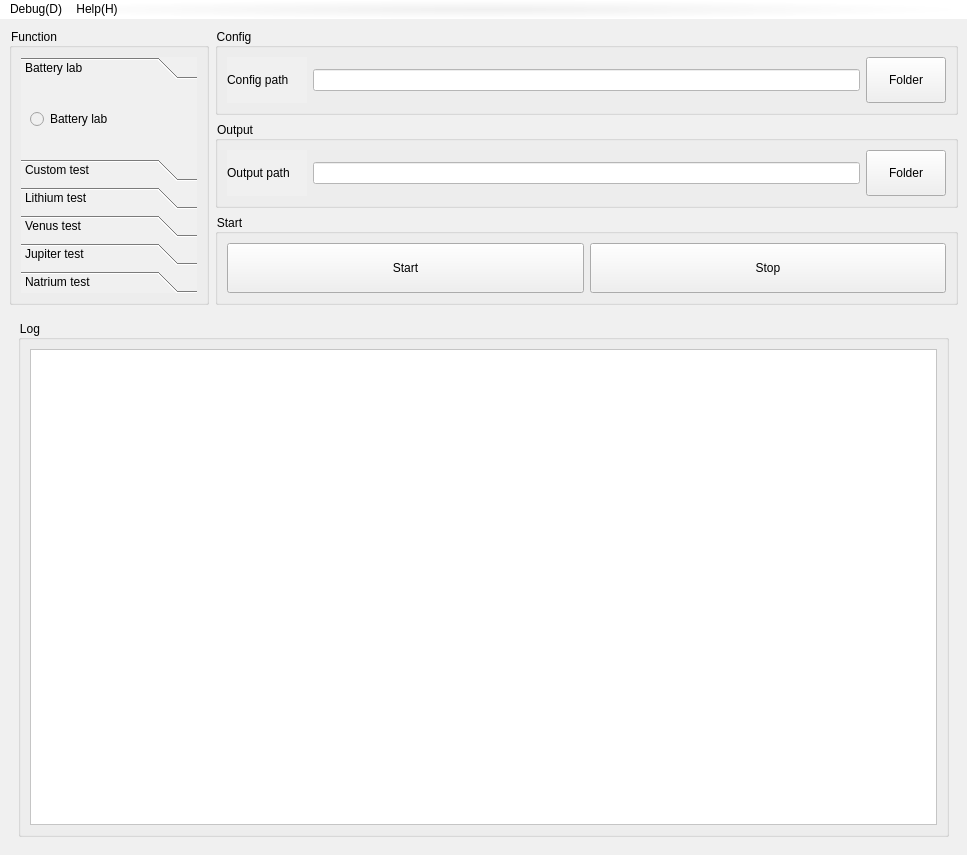
wangwencd/chip-test, file ui/ui_mainwindow.ui: the form before one commit.
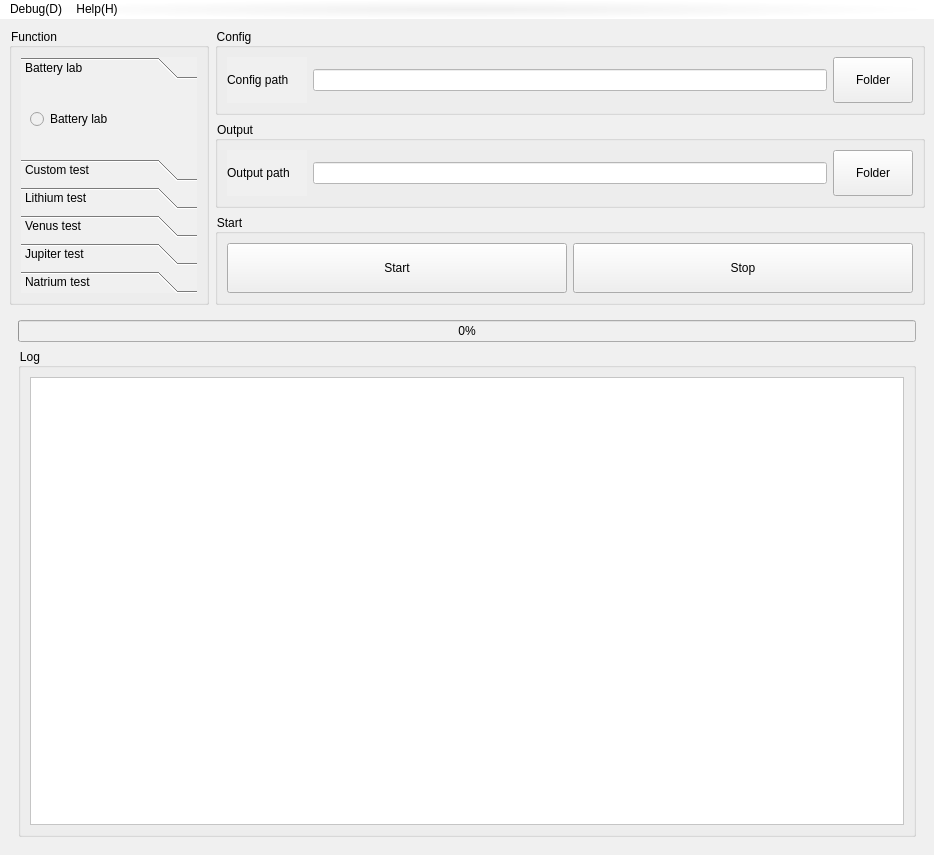
The form after the commit.

The edit to the form file:
```diff
--- a/ui/ui_mainwindow.ui
+++ b/ui/ui_mainwindow.ui
@@ -6,7 +6,7 @@
    <rect>
     <x>0</x>
     <y>0</y>
-    <width>967</width>
+    <width>934</width>
     <height>855</height>
    </rect>
   </property>
@@ -529,6 +529,16 @@
          </layout>
         </widget>
        </item>
+       <item row="0" column="0">
+        <widget class="QProgressBar" name="progressBar_item">
+         <property name="value">
+          <number>0</number>
+         </property>
+         <property name="alignment">
+          <set>Qt::AlignCenter</set>
+         </property>
+        </widget>
+       </item>
       </layout>
      </widget>
     </item>
@@ -539,7 +549,7 @@
     <rect>
      <x>0</x>
      <y>0</y>
-     <width>967</width>
+     <width>934</width>
      <height>23</height>
     </rect>
    </property>
```
Left out of the diff: 2 changed lines with no effect on the pictures.
